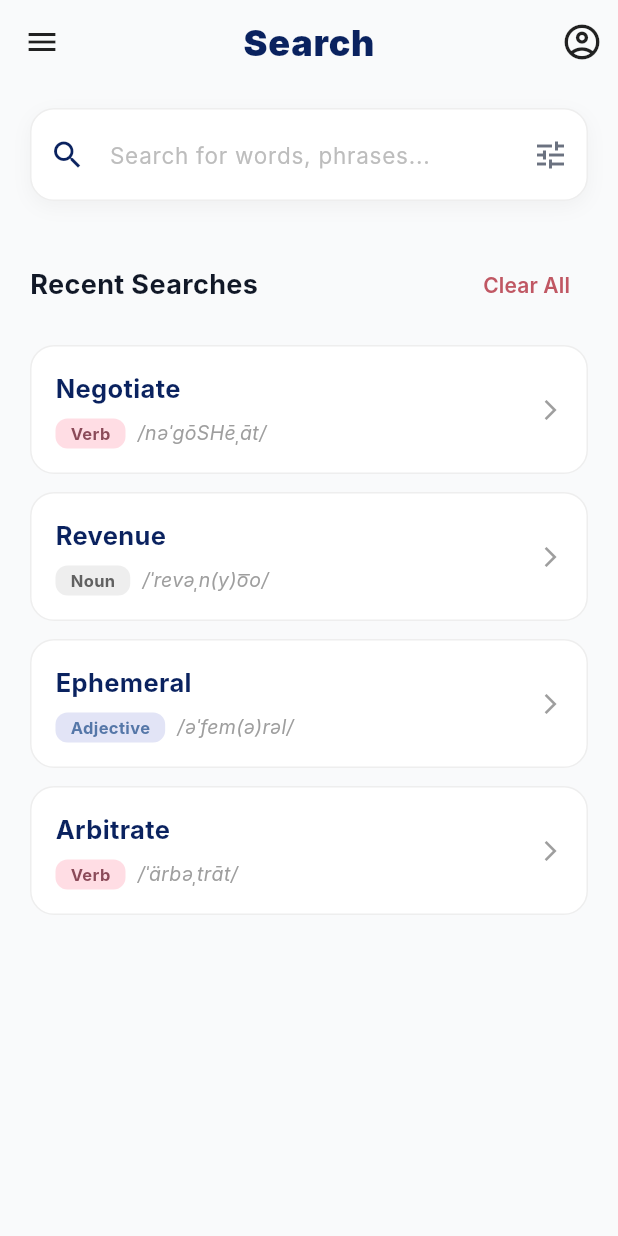
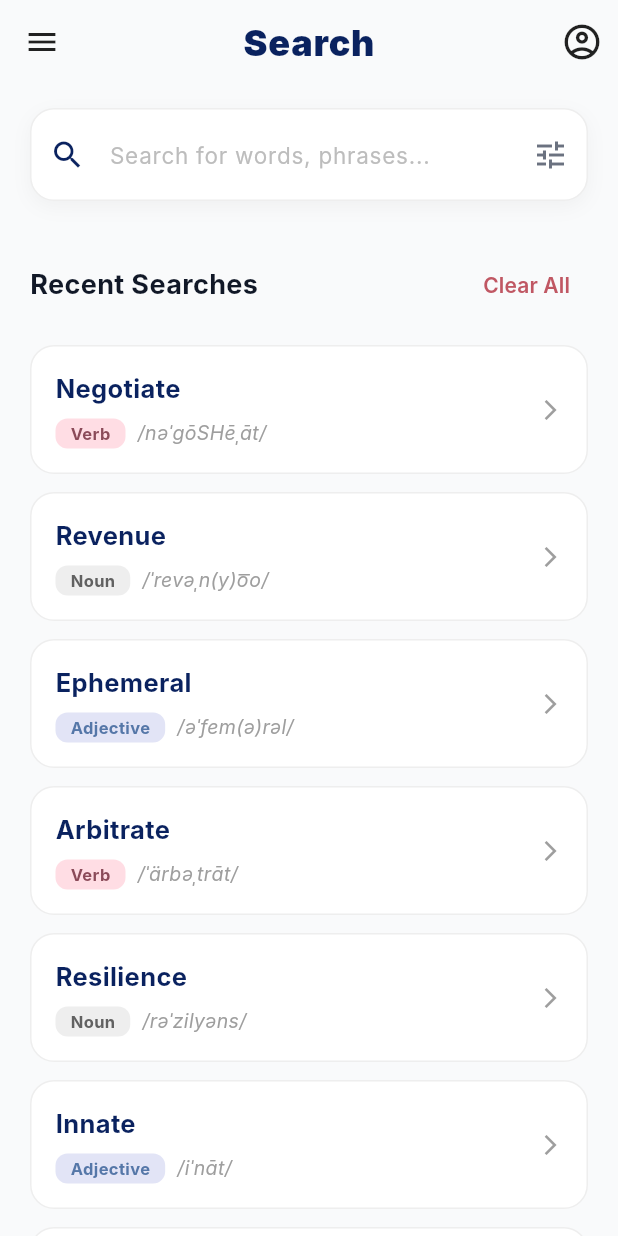
Before and after one commit to toyyibahnovianti-pixel/tugas_uas_mobile-programming, a Flutter app: the SearchScreen screen opened directly, on a phone screen of 412 x 824 dp. Run offline on Flutter 3.47's test engine with Material 3 defaults, Android fonts, the phone set to English and light mode, and no system bars; Roboto replaces fonts that are missing (Inter).

Commit message:
menambah kode di search_screen.dart dan di word_data.dart

```diff
--- a/lib/search_screen.dart
+++ b/lib/search_screen.dart
@@ -11,6 +11,23 @@ class SearchScreen extends StatefulWidget {
 
 class _SearchScreenState extends State<SearchScreen> {
   final TextEditingController _searchController = TextEditingController();
+  String _searchQuery = '';
+
+  @override
+  void initState() {
+    super.initState();
+    _searchController.addListener(() {
+      setState(() {
+        _searchQuery = _searchController.text.toLowerCase();
+      });
+    });
+  }
+
+  @override
+  void dispose() {
+    _searchController.dispose();
+    super.dispose();
+  }
 
   @override
   Widget build(BuildContext context) {
@@ -122,7 +139,10 @@ class _SearchScreenState extends State<SearchScreen> {
               child: ListView(
                 physics: const BouncingScrollPhysics(),
                 children: [
-                  ...WordData.allWords.map((wordData) => _buildSearchResultCard(
+                  ...WordData.allWords.where((wordData) {
+                    return wordData.word.toLowerCase().contains(_searchQuery) ||
+                           wordData.definition.toLowerCase().contains(_searchQuery);
+                  }).map((wordData) => _buildSearchResultCard(
                     context,
                     wordData.word,
                     wordData.type,
--- a/lib/word_data.dart
+++ b/lib/word_data.dart
@@ -66,6 +66,72 @@ class WordData {
       synonyms: 'Adjudicate,\nMediate,\nResolve',
       imageUrl: 'https://images.unsplash.com/photo-1589829085413-56de8ae18c73?ixlib=rb-4.0.3&auto=format&fit=crop&w=400&q=80',
     ),
+    WordData(
+      word: 'Resilience',
+      type: 'Noun',
+      pronunciation: '/rəˈzilyəns/',
+      definition: 'The capacity to recover quickly from difficulties; toughness.',
+      exampleStart: '"Her ',
+      exampleHighlight: 'resilience',
+      exampleEnd: ' in the face of adversity inspired the entire team."',
+      synonyms: 'Flexibility,\nToughness,\nEndurance',
+      imageUrl: 'https://images.unsplash.com/photo-1519681393784-d120267933ba?ixlib=rb-4.0.3&auto=format&fit=crop&w=400&q=80',
+    ),
+    WordData(
+      word: 'Innate',
+      type: 'Adjective',
+      pronunciation: '/iˈnāt/',
+      definition: 'Inborn; natural.',
+      exampleStart: '"He has an ',
+      exampleHighlight: 'innate',
+      exampleEnd: ' talent for playing the piano without any formal training."',
+      synonyms: 'Inherent,\nIntrinsic,\nNatural',
+      imageUrl: 'https://images.unsplash.com/photo-1514320291840-2e0a9bf2a9ae?ixlib=rb-4.0.3&auto=format&fit=crop&w=400&q=80',
+    ),
+    WordData(
+      word: 'Pragmatic',
+      type: 'Adjective',
+      pronunciation: '/praɡˈmadik/',
+      definition: 'Dealing with things sensibly and realistically in a way that is based on practical rather than theoretical considerations.',
+      exampleStart: '"We need a more ',
+      exampleHighlight: 'pragmatic',
+      exampleEnd: ' approach to solving this logistical issue."',
+      synonyms: 'Practical,\nMatter-of-fact,\nSensible',
+      imageUrl: 'https://images.unsplash.com/photo-1454165804606-c3d57bc86b40?ixlib=rb-4.0.3&auto=format&fit=crop&w=400&q=80',
+    ),
+    WordData(
+      word: 'Mitigate',
+      type: 'Verb',
+      pronunciation: '/ˈmidəˌɡāt/',
+      definition: 'Make less severe, serious, or painful.',
+      exampleStart: '"The doctor gave him medication to ',
+      exampleHighlight: 'mitigate',
+      exampleEnd: ' the pain after the surgery."',
+      synonyms: 'Alleviate,\nReduce,\nDiminish',
+      imageUrl: 'https://images.unsplash.com/photo-1584308666744-24d5c474f2ae?ixlib=rb-4.0.3&auto=format&fit=crop&w=400&q=80',
+    ),
+    WordData(
+      word: 'Ubiquitous',
+      type: 'Adjective',
+      pronunciation: '/yo͞oˈbikwədəs/',
+      definition: 'Present, appearing, or found everywhere.',
+      exampleStart: '"Smartphones have become ',
+      exampleHighlight: 'ubiquitous',
+      exampleEnd: ' in modern society."',
+      synonyms: 'Omnipresent,\nEverywhere,\nPervasive',
+      imageUrl: 'https://images.unsplash.com/photo-1511707171634-5f897ff02aa9?ixlib=rb-4.0.3&auto=format&fit=crop&w=400&q=80',
+    ),
+    WordData(
+      word: 'Lucrative',
+      type: 'Adjective',
+      pronunciation: '/ˈlo͞okrədiv/',
+      definition: 'Producing a great deal of profit.',
+      exampleStart: '"She decided to leave her corporate job for a highly ',
+      exampleHighlight: 'lucrative',
+      exampleEnd: ' career in real estate."',
+      synonyms: 'Profitable,\nRewarding,\nFruitful',
+      imageUrl: 'https://images.unsplash.com/photo-1600596542815-ffad4c1539a9?ixlib=rb-4.0.3&auto=format&fit=crop&w=400&q=80',
+    ),
   ];
 
   static WordData getWordOfTheDay() {
```
